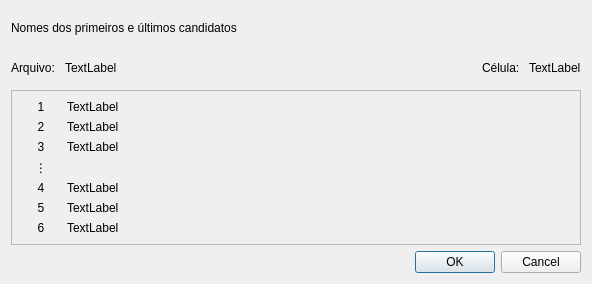
This is corretor/ui/form_show_names.ui in luis-dafonseca/CorretorENA as Qt 5 draws it before an edit. The edited form follows.
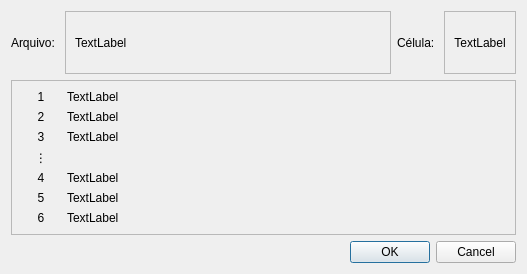
This is the edited form.

Commit message: Implementando a remoção dos nomes. Substituindo o botão de ok no form_show_names por um buttonbox.

```diff
--- a/corretor/ui/form_show_names.ui
+++ b/corretor/ui/form_show_names.ui
@@ -6,32 +6,15 @@
    <rect>
     <x>0</x>
     <y>0</y>
-    <width>592</width>
-    <height>284</height>
+    <width>527</width>
+    <height>274</height>
    </rect>
   </property>
   <property name="windowTitle">
-   <string>Dialog</string>
-  </property>
-  <property name="locale">
-   <locale language="Portuguese" country="Brazil"/>
-  </property>
-  <layout class="QGridLayout" name="gridLayout">
-   <item row="3" column="0">
-    <widget class="QDialogButtonBox" name="buttonBox">
-     <property name="standardButtons">
-      <set>QDialogButtonBox::Cancel|QDialogButtonBox::Ok</set>
-     </property>
-    </widget>
-   </item>
-   <item row="0" column="0">
-    <widget class="QLabel" name="label_2">
-     <property name="text">
       <string>Nomes dos primeiros e últimos candidatos</string>
      </property>
-    </widget>
-   </item>
-   <item row="1" column="0">
+  <layout class="QGridLayout" name="gridLayout">
+   <item row="0" column="0">
     <layout class="QHBoxLayout" name="horizontalLayout_2">
      <item>
       <widget class="QLabel" name="label_8">
@@ -41,6 +24,15 @@
       </widget>
      </item>
      <item>
+      <widget class="QFrame" name="frame_2">
+       <property name="frameShape">
+        <enum>QFrame::StyledPanel</enum>
+       </property>
+       <property name="frameShadow">
+        <enum>QFrame::Raised</enum>
+       </property>
+       <layout class="QGridLayout" name="gridLayout_3">
+        <item row="0" column="0">
       <widget class="QLabel" name="labelFileName">
        <property name="sizePolicy">
         <sizepolicy hsizetype="Preferred" vsizetype="Preferred">
@@ -53,6 +45,9 @@
        </property>
       </widget>
      </item>
+       </layout>
+      </widget>
+     </item>
      <item>
       <widget class="QLabel" name="label_6">
        <property name="text">
@@ -61,15 +56,52 @@
       </widget>
      </item>
      <item>
+      <widget class="QFrame" name="frame_3">
+       <property name="sizePolicy">
+        <sizepolicy hsizetype="Preferred" vsizetype="Preferred">
+         <horstretch>0</horstretch>
+         <verstretch>0</verstretch>
+        </sizepolicy>
+       </property>
+       <property name="frameShape">
+        <enum>QFrame::StyledPanel</enum>
+       </property>
+       <property name="frameShadow">
+        <enum>QFrame::Raised</enum>
+       </property>
+       <layout class="QGridLayout" name="gridLayout_4">
+        <item row="0" column="0">
       <widget class="QLabel" name="labelFirstName">
+          <property name="minimumSize">
+           <size>
+            <width>40</width>
+            <height>0</height>
+           </size>
+          </property>
        <property name="text">
         <string>TextLabel</string>
        </property>
+          <property name="alignment">
+           <set>Qt::AlignCenter</set>
+          </property>
+         </widget>
+        </item>
+       </layout>
       </widget>
      </item>
     </layout>
    </item>
    <item row="2" column="0">
+    <widget class="QDialogButtonBox" name="buttonBox">
+     <property name="orientation">
+      <enum>Qt::Horizontal</enum>
+     </property>
+     <property name="standardButtons">
+      <set>QDialogButtonBox::Cancel|QDialogButtonBox::Ok</set>
+     </property>
+    </widget>
+   </item>
+   <item row="1" column="0">
     <widget class="QFrame" name="frame">
      <property name="frameShape">
       <enum>QFrame::StyledPanel</enum>
```
Left out of the diff: 35 changed lines with no effect on the pictures. Lines whose indentation alone changed are shown as unchanged. The commit also changes 7 other files.
